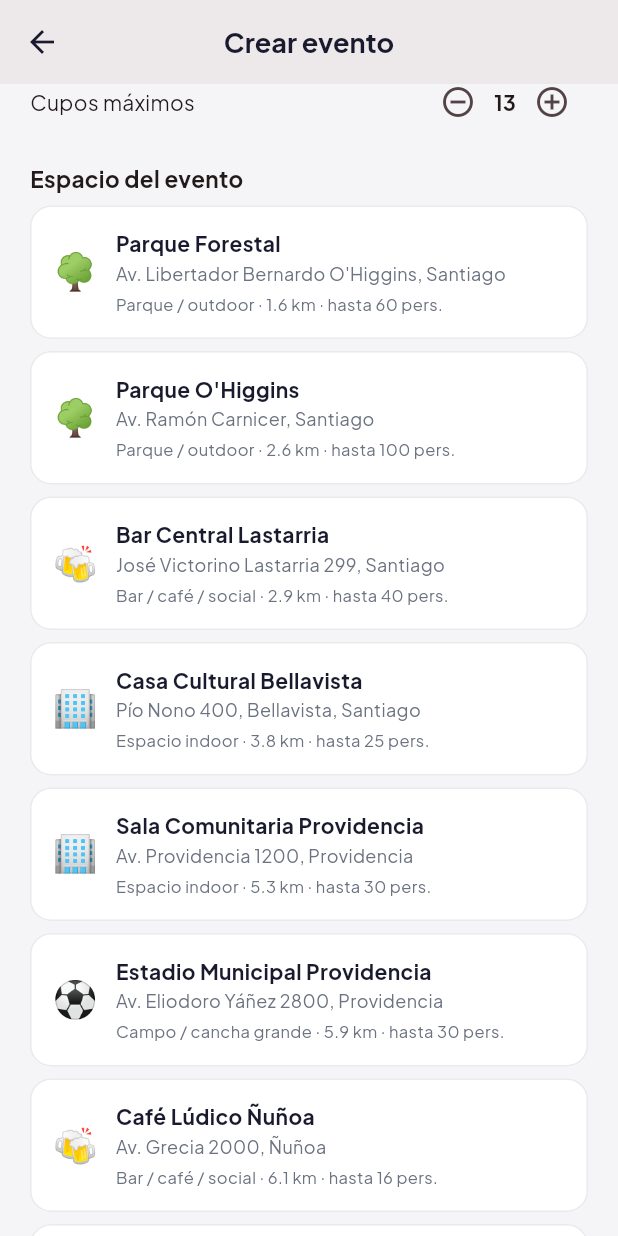
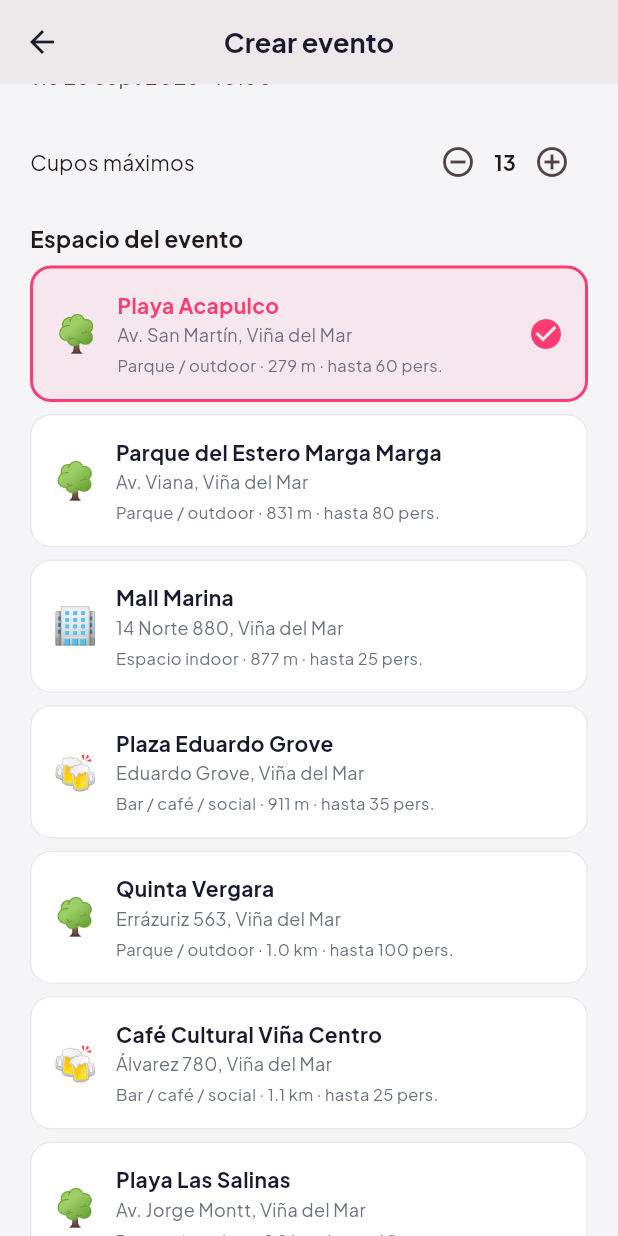
Before and after one commit to White-Burn/HobbyMatch, a Flutter app: the CreateEventScreen screen opened directly, scrolled down 576 dp, after a tap on the "add circle outline" icon, on a phone screen of 412 x 824 dp. Run offline on Flutter 3.47's test engine with Material 3 defaults, Android fonts, the phone set to English and light mode, and no system bars; our stand-ins replace flutter_card_swiper, flutter_map, geolocator, google_fonts, latlong2, qr_flutter; missing offline and left inert: mobile_scanner.

Commit message:
Move default map data to Viña del Mar and improve event creation

```diff
--- a/lib/data/mock_events.dart
+++ b/lib/data/mock_events.dart
@@ -4,12 +4,11 @@ import '../models/hobby_event.dart';
 final mockEvents = <HobbyEvent>[
   HobbyEvent(
     id: '1',
-    title: 'Partido 3x3 en la plaza',
-    description:
-        'Armamos equipos rotativos, nivel intermedio. Trae agua y buena onda. Cancha techada disponible.',
+    title: 'Partido 3x3 en la playa',
+    description: 'Armamos equipos rotativos, nivel intermedio. Trae agua y buena onda.',
     category: EventCategory.basketball,
     dateTime: DateTime.now().add(const Duration(hours: 5)),
-    venueId: 'plaza-nunoa',
+    venueId: 'playa-acapulco',
     maxParticipants: 12,
     currentParticipants: 8,
     organizerName: 'Carlos M.',
@@ -18,11 +17,10 @@ final mockEvents = <HobbyEvent>[
   HobbyEvent(
     id: '2',
     title: 'Fútbol 7 los sábados',
-    description:
-        'Partido amistoso todos los sábados. Buscamos arquero y un par de delanteros. Ambiente relajado.',
+    description: 'Partido amistoso todos los sábados. Buscamos arquero y delanteros.',
     category: EventCategory.football,
     dateTime: DateTime.now().add(const Duration(days: 2, hours: 10)),
-    venueId: 'estadio-providencia',
+    venueId: 'estadio-sausalito',
     maxParticipants: 14,
     currentParticipants: 11,
     organizerName: 'Equipo Los Leones',
@@ -31,11 +29,10 @@ final mockEvents = <HobbyEvent>[
   HobbyEvent(
     id: '3',
     title: 'After office: conoce gente nueva',
-    description:
-        'Juntada casual en un bar con juegos de mesa. Ideal si acabas de llegar a la ciudad o quieres ampliar tu círculo.',
+    description: 'Juntada casual con juegos de mesa para ampliar tu círculo.',
     category: EventCategory.meetup,
     dateTime: DateTime.now().add(const Duration(days: 1, hours: 19)),
-    venueId: 'bar-lastarria',
+    venueId: 'cafe-vina-centro',
     maxParticipants: 20,
     currentParticipants: 14,
     organizerName: 'Ana R.',
@@ -43,12 +40,11 @@ final mockEvents = <HobbyEvent>[
   ),
   HobbyEvent(
     id: '4',
-    title: 'Running grupal al amanecer',
-    description:
-        'Ruta de 8 km por el parque. Ritmo moderado, paradas para estirar. Todos los niveles bienvenidos.',
+    title: 'Running por la costa',
+    description: 'Ruta de 8 km por el borde costero. Todos los niveles bienvenidos.',
     category: EventCategory.running,
     dateTime: DateTime.now().add(const Duration(days: 1, hours: 6)),
-    venueId: 'parque-bicentenario',
+    venueId: 'playa-las-salinas',
     maxParticipants: 25,
     currentParticipants: 18,
     organizerName: 'Runners CL',
@@ -57,11 +53,10 @@ final mockEvents = <HobbyEvent>[
   HobbyEvent(
     id: '5',
     title: 'Torneo FIFA local',
-    description:
-        'Eliminatoria rápida 1v1 y luego equipos. Premio simbólico para el campeón. Trae tu mando si quieres.',
+    description: 'Eliminatoria rápida 1v1 y luego equipos. Trae tu mando si quieres.',
     category: EventCategory.gaming,
     dateTime: DateTime.now().add(const Duration(days: 3, hours: 16)),
-    venueId: 'gamezone-las-condes',
+    venueId: 'mall-marina',
     maxParticipants: 16,
     currentParticipants: 13,
     organizerName: 'Diego P.',
@@ -69,25 +64,23 @@ final mockEvents = <HobbyEvent>[
   ),
   HobbyEvent(
     id: '6',
-    title: 'Yoga en el parque',
-    description:
-        'Sesión al aire libre para principiantes. Lleva tu mat. Instructor certificado, ambiente inclusivo.',
+    title: 'Yoga en la Quinta Vergara',
+    description: 'Sesión al aire libre para principiantes. Lleva tu mat.',
     category: EventCategory.yoga,
     dateTime: DateTime.now().add(const Duration(days: 2, hours: 8)),
-    venueId: 'parque-forestal',
+    venueId: 'quinta-vergara',
     maxParticipants: 30,
     currentParticipants: 22,
     organizerName: 'Valentina S.',
-    tags: ['Principiantes', 'Al aire libre', 'Gratis'],
+    tags: ['Principiantes', 'Aire libre', 'Gratis'],
   ),
   HobbyEvent(
     id: '7',
     title: 'Jam session acústica',
-    description:
-        'Trae tu instrumento o solo ven a escuchar. Compartimos canciones y improvisamos juntos.',
+    description: 'Trae tu instrumento o solo ven a escuchar e improvisar.',
     category: EventCategory.music,
     dateTime: DateTime.now().add(const Duration(days: 4, hours: 20)),
-    venueId: 'casa-cultural-bellavista',
+    venueId: 'cafe-vina-centro',
     maxParticipants: 15,
     currentParticipants: 6,
     organizerName: 'Marco L.',
@@ -96,11 +89,10 @@ final mockEvents = <HobbyEvent>[
   HobbyEvent(
     id: '8',
     title: 'Noche de Catan y más',
-    description:
-        'Variedad de juegos de mesa modernos. Te enseñamos las reglas. Snacks incluidos, BYOB.',
+    description: 'Juegos de mesa modernos, reglas explicadas y snacks incluidos.',
     category: EventCategory.boardGames,
     dateTime: DateTime.now().add(const Duration(days: 5, hours: 19)),
-    venueId: 'cafe-ludico-nunoa',
+    venueId: 'cafe-vina-centro',
     maxParticipants: 12,
     currentParticipants: 9,
     organizerName: 'BoardClub',
--- a/lib/data/predefined_venues.dart
+++ b/lib/data/predefined_venues.dart
@@ -1,125 +1,126 @@
 import '../models/event_venue.dart';
 
+// Venues de ejemplo en Viña del Mar y sectores cercanos.
 const predefinedVenues = <EventVenue>[
   EventVenue(
-    id: 'plaza-nunoa',
-    name: 'Plaza Ñuñoa',
-    address: 'Av. Irarrázaval 5400, Ñuñoa, Santiago',
-    latitude: -33.4569,
-    longitude: -70.5975,
-    type: VenueType.court,
-    amenities: ['Cancha techada', 'Baños', 'Iluminación'],
-    capacity: 24,
+    id: 'playa-acapulco',
+    name: 'Playa Acapulco',
+    address: 'Av. San Martín, Viña del Mar',
+    latitude: -33.0136,
+    longitude: -71.5522,
+    type: VenueType.park,
+    amenities: ['Playa', 'Espacio abierto', 'Acceso público'],
+    capacity: 60,
   ),
   EventVenue(
-    id: 'estadio-providencia',
-    name: 'Estadio Municipal Providencia',
-    address: 'Av. Eliodoro Yáñez 2800, Providencia',
-    latitude: -33.4312,
-    longitude: -70.6095,
+    id: 'quinta-vergara',
+    name: 'Quinta Vergara',
+    address: 'Errázuriz 563, Viña del Mar',
+    latitude: -33.0245,
+    longitude: -71.5518,
+    type: VenueType.park,
+    amenities: ['Áreas verdes', 'Sombra', 'Anfiteatro'],
+    capacity: 100,
+  ),
+  EventVenue(
+    id: 'sporting-club-vina',
+    name: 'Valparaíso Sporting Club',
+    address: 'Los Castaños 404, Viña del Mar',
+    latitude: -33.0159,
+    longitude: -71.5231,
     type: VenueType.field,
-    amenities: ['Césped sintético', 'Vestuarios', 'Estacionamiento'],
+    amenities: ['Canchas', 'Estacionamiento', 'Áreas verdes'],
+    capacity: 80,
+  ),
+  EventVenue(
+    id: 'estadio-sausalito',
+    name: 'Estadio Sausalito',
+    address: 'Av. Padre Hurtado 300, Viña del Mar',
+    latitude: -33.0240,
+    longitude: -71.5090,
+    type: VenueType.field,
+    amenities: ['Cancha', 'Graderías', 'Baños'],
+    capacity: 100,
+  ),
+  EventVenue(
+    id: 'marga-marga',
+    name: 'Parque del Estero Marga Marga',
+    address: 'Av. Viana, Viña del Mar',
+    latitude: -33.0213,
+    longitude: -71.5447,
+    type: VenueType.park,
+    amenities: ['Ciclovía', 'Espacio abierto', 'Acceso público'],
+    capacity: 80,
+  ),
+  EventVenue(
+    id: 'recreo-deportivo',
+    name: 'Complejo Deportivo Recreo',
+    address: 'Av. España, Viña del Mar',
+    latitude: -33.0358,
+    longitude: -71.5690,
+    type: VenueType.court,
+    amenities: ['Canchas', 'Baños', 'Iluminación'],
     capacity: 30,
   ),
   EventVenue(
-    id: 'bar-lastarria',
-    name: 'Bar Central Lastarria',
-    address: 'José Victorino Lastarria 299, Santiago',
-    latitude: -33.4398,
-    longitude: -70.6395,
-    type: VenueType.social,
-    amenities: ['Terraza', 'Juegos de mesa', 'WiFi'],
-    capacity: 40,
-  ),
-  EventVenue(
-    id: 'parque-bicentenario',
-    name: 'Parque Bicentenario',
-    address: 'Av. Bicentenario 3800, Vitacura',
-    latitude: -33.3928,
-    longitude: -70.5727,
+    id: 'jardin-botanico',
+    name: 'Jardín Botánico Nacional',
+    address: 'Camino El Olivar 305, Viña del Mar',
+    latitude: -33.0494,
+    longitude: -71.4545,
     type: VenueType.park,
-    amenities: ['Senderos', 'Baños', 'Zona running'],
-    capacity: 50,
-  ),
-  EventVenue(
-    id: 'gamezone-las-condes',
-    name: 'GameZone Las Condes',
-    address: 'Av. Apoquindo 4500, Las Condes',
-    latitude: -33.4100,
-    longitude: -70.5700,
-    type: VenueType.gaming,
-    amenities: ['PS5', 'PC gaming', 'Torneos'],
-    capacity: 20,
-  ),
-  EventVenue(
-    id: 'parque-forestal',
-    name: 'Parque Forestal',
-    address: 'Av. Libertador Bernardo O\'Higgins, Santiago',
-    latitude: -33.4350,
-    longitude: -70.6650,
-    type: VenueType.park,
-    amenities: ['Pasto', 'Sombra', 'Acceso metro'],
+    amenities: ['Senderos', 'Naturaleza', 'Áreas de picnic'],
     capacity: 60,
   ),
   EventVenue(
-    id: 'casa-cultural-bellavista',
-    name: 'Casa Cultural Bellavista',
-    address: 'Pío Nono 400, Bellavista, Santiago',
-    latitude: -33.4300,
-    longitude: -70.6350,
+    id: 'mall-marina',
+    name: 'Mall Marina',
+    address: '14 Norte 880, Viña del Mar',
+    latitude: -33.0076,
+    longitude: -71.5480,
     type: VenueType.indoor,
-    amenities: ['Escenario', 'Sonido', 'Sala acústica'],
+    amenities: ['Comida', 'Baños', 'Accesibilidad'],
     capacity: 25,
   ),
   EventVenue(
-    id: 'cafe-ludico-nunoa',
-    name: 'Café Lúdico Ñuñoa',
-    address: 'Av. Grecia 2000, Ñuñoa',
-    latitude: -33.4580,
-    longitude: -70.6040,
-    type: VenueType.social,
-    amenities: ['Juegos de mesa', 'Café', 'Salón privado'],
-    capacity: 16,
+    id: 'playa-las-salinas',
+    name: 'Playa Las Salinas',
+    address: 'Av. Jorge Montt, Viña del Mar',
+    latitude: -32.9995,
+    longitude: -71.5586,
+    type: VenueType.park,
+    amenities: ['Playa', 'Espacio abierto', 'Acceso público'],
+    capacity: 60,
   ),
   EventVenue(
-    id: 'multicancha-nunoa',
-    name: 'Multicancha Club Deportivo Ñuñoa',
-    address: 'Av. Grecia 2500, Ñuñoa',
-    latitude: -33.4605,
-    longitude: -70.6010,
-    type: VenueType.court,
-    amenities: ['Baloncesto', 'Vóleibol', 'Arriendo por hora'],
-    capacity: 18,
+    id: 'cafe-vina-centro',
+    name: 'Café Cultural Viña Centro',
+    address: 'Álvarez 780, Viña del Mar',
+    latitude: -33.0248,
+    longitude: -71.5528,
+    type: VenueType.social,
+    amenities: ['Café', 'WiFi', 'Salón privado'],
+    capacity: 25,
   ),
   EventVenue(
-    id: 'gimnasio-municipal',
-    name: 'Gimnasio Municipal Macul',
-    address: 'Av. Macul 3500, Macul',
-    latitude: -33.4920,
-    longitude: -70.5980,
-    type: VenueType.indoor,
-    amenities: ['Cancha multiuso', 'Gradas', 'Baños'],
+    id: 'plaza-forestal',
+    name: 'Plaza Eduardo Grove',
+    address: 'Eduardo Grove, Viña del Mar',
+    latitude: -33.0228,
+    longitude: -71.5539,
+    type: VenueType.social,
+    amenities: ['Bancas', 'Áreas verdes', 'Acceso público'],
     capacity: 35,
   ),
   EventVenue(
-    id: 'parque-ohiggins',
-    name: 'Parque O\'Higgins',
-    address: 'Av. Ramón Carnicer, Santiago',
-    latitude: -33.4720,
-    longitude: -70.6640,
-    type: VenueType.park,
-    amenities: ['Césped amplio', 'Pista', 'Eventos masivos'],
-    capacity: 100,
-  ),
-  EventVenue(
-    id: 'sala-comunitaria-providencia',
-    name: 'Sala Comunitaria Providencia',
-    address: 'Av. Providencia 1200, Providencia',
-    latitude: -33.4280,
-    longitude: -70.6180,
-    type: VenueType.indoor,
-    amenities: ['Proyector', 'Cocina', 'Accesible'],
-    capacity: 30,
+    id: 'club-deportivo-concon',
+    name: 'Club Deportivo Concón',
+    address: 'Av. Concón-Reñaca, Concón',
+    latitude: -32.9315,
+    longitude: -71.5370,
+    type: VenueType.court,
+    amenities: ['Canchas', 'Estacionamiento', 'Vestuarios'],
+    capacity: 40,
   ),
 ];
 
--- a/lib/models/geo_point.dart
+++ b/lib/models/geo_point.dart
@@ -8,8 +8,8 @@ class GeoPoint {
 
   LatLng get latLng => LatLng(latitude, longitude);
 
-  static const santiagoCenter = GeoPoint(
-    latitude: -33.4489,
-    longitude: -70.6693,
+  static const vinaDelMarCenter = GeoPoint(
+    latitude: -33.0153,
+    longitude: -71.5500,
   );
 }
--- a/lib/providers/location_provider.dart
+++ b/lib/providers/location_provider.dart
@@ -18,7 +18,7 @@ class LocationProvider extends ChangeNotifier {
   final LocationService _locationService;
 
   LocationStatus _status = LocationStatus.loading;
-  GeoPoint _position = GeoPoint.santiagoCenter;
+  GeoPoint _position = GeoPoint.vinaDelMarCenter;
   String? _errorMessage;
 
   LocationStatus get status => _status;
@@ -33,9 +33,9 @@ class LocationProvider extends ChangeNotifier {
       case LocationStatus.granted:
         return 'GPS activo';
       case LocationStatus.denied:
-        return 'Sin permiso GPS · usando Santiago';
+        return 'Sin permiso GPS · usando Viña del Mar';
       case LocationStatus.serviceDisabled:
-        return 'GPS desactivado · usando Santiago';
+        return 'GPS desactivado · usando Viña del Mar';
     }
   }
 
@@ -50,7 +50,7 @@ class LocationProvider extends ChangeNotifier {
       final serviceEnabled = await _locationService.isServiceEnabled();
       if (!serviceEnabled) {
         _status = LocationStatus.serviceDisabled;
-        _position = GeoPoint.santiagoCenter;
+        _position = GeoPoint.vinaDelMarCenter;
         notifyListeners();
         return;
       }
@@ -63,7 +63,7 @@ class LocationProvider extends ChangeNotifier {
       if (permission == LocationPermission.denied ||
           permission == LocationPermission.deniedForever) {
         _status = LocationStatus.denied;
-        _position = GeoPoint.santiagoCenter;
+        _position = GeoPoint.vinaDelMarCenter;
         notifyListeners();
         return;
       }
@@ -74,12 +74,12 @@ class LocationProvider extends ChangeNotifier {
         _status = LocationStatus.granted;
       } else {
         _status = LocationStatus.denied;
-        _position = GeoPoint.santiagoCenter;
+        _position = GeoPoint.vinaDelMarCenter;
       }
     } catch (e) {
       _status = LocationStatus.denied;
       _errorMessage = e.toString();
-      _position = GeoPoint.santiagoCenter;
+      _position = GeoPoint.vinaDelMarCenter;
     }
 
     notifyListeners();
--- a/lib/screens/create_event_screen.dart
+++ b/lib/screens/create_event_screen.dart
@@ -12,10 +12,7 @@ import '../widgets/event_map_widget.dart';
 import '../widgets/venue_picker.dart';
 
 class CreateEventScreen extends StatefulWidget {
-  const CreateEventScreen({
-    super.key,
-    this.preselectedVenueId,
-  });
+  const CreateEventScreen({super.key, this.preselectedVenueId});
 
   final String? preselectedVenueId;
 
@@ -33,6 +30,7 @@ class _CreateEventScreenState extends State<CreateEventScreen> {
   String? _selectedVenueId;
   DateTime _dateTime = DateTime.now().add(const Duration(days: 1));
   int _maxParticipants = 12;
+  bool _isSubmitting = false;
 
   @override
   void initState() {
@@ -51,7 +49,7 @@ class _CreateEventScreenState extends State<CreateEventScreen> {
   Future<void> _pickDateTime() async {
     final date = await showDatePicker(
       context: context,
-      initialDate: _dateTime,
+      initialDate: _dateTime.isBefore(DateTime.now()) ? DateTime.now() : _dateTime,
       firstDate: DateTime.now(),
       lastDate: DateTime.now().add(const Duration(days: 365)),
       locale: const Locale('es'),
@@ -70,12 +68,28 @@ class _CreateEventScreenState extends State<CreateEventScreen> {
   }
 
   void _submit() {
-    if (!_formKey.currentState!.validate() || _selectedVenueId == null) return;
+    if (_isSubmitting || !_formKey.currentState!.validate()) return;
 
+    final venue = _selectedVenueId == null ? null : venueById(_selectedVenueId!);
+    if (venue == null) {
+      _showError('Selecciona un espacio para el evento.');
+      return;
+    }
+    if (!_dateTime.isAfter(DateTime.now())) {
+      _showError('La fecha y hora deben ser futuras.');
+      return;
+    }
+    if (_maxParticipants > venue.capacity) {
+      _showError('Este espacio tiene capacidad para ${venue.capacity} personas.');
+      return;
+    }
+
+    setState(() => _isSubmitting = true);
     final tags = _tagsController.text
         .split(',')
-        .map((t) => t.trim())
-        .where((t) => t.isNotEmpty)
+        .map((tag) => tag.trim())
+        .where((tag) => tag.isNotEmpty)
+        .take(8)
         .toList();
 
     final event = context.read<EventsProvider>().createEvent(
@@ -83,18 +97,18 @@ class _CreateEventScreenState extends State<CreateEventScreen> {
           description: _descriptionController.text.trim(),
           category: _category,
           dateTime: _dateTime,
-          venueId: _selectedVenueId!,
+          venueId: venue.id,
           maxParticipants: _maxParticipants,
           tags: tags,
         );
 
-    Navigator.of(context).pop();
+    if (!mounted) return;
+    Navigator.of(context).pop(event);
+  }
+
+  void _showError(String message) {
     ScaffoldMessenger.of(context).showSnackBar(
-      SnackBar(
-        content: Text('Evento "${event.title}" creado'),
-        behavior: SnackBarBehavior.floating,
-        backgroundColor: AppColors.like,
-      ),
+      SnackBar(content: Text(message), behavior: SnackBarBehavior.floating),
     );
   }
 
@@ -102,14 +116,10 @@ class _CreateEventScreenState extends State<CreateEventScreen> {
   Widget build(BuildContext context) {
     final user = context.watch<LocationProvider>().position;
     final events = context.watch<EventsProvider>();
-    final selectedVenue = _selectedVenueId != null
-        ? events.venues.where((v) => v.id == _selectedVenueId).firstOrNull
-        : null;
+    final selectedVenue = _selectedVenueId == null ? null : venueById(_selectedVenueId!);
 
     return Scaffold(
-      appBar: AppBar(
-        title: const Text('Crear evento'),
-      ),
+      appBar: AppBar(title: const Text('Crear evento')),
       body: Form(
         key: _formKey,
         child: ListView(
@@ -117,10 +127,7 @@ class _CreateEventScreenState extends State<CreateEventScreen> {
           children: [
             if (selectedVenue != null)
               EventMapWidget(
-                center: GeoPoint(
-                  latitude: selectedVenue.latitude,
-                  longitude: selectedVenue.longitude,
-                ),
+                center: GeoPoint(latitude: selectedVenue.latitude, longitude: selectedVenue.longitude),
                 userPosition: user,
                 venues: [selectedVenue],
                 selectedVenueId: selectedVenue.id,
@@ -130,56 +137,57 @@ class _CreateEventScreenState extends State<CreateEventScreen> {
             const SizedBox(height: 20),
             TextFormField(
               controller: _titleController,
+              maxLength: 80,
               decoration: const InputDecoration(
                 labelText: 'Título del evento',
                 hintText: 'Ej: Partido 3x3 viernes',
                 border: OutlineInputBorder(),
               ),
-              validator: (v) =>
-                  v == null || v.trim().isEmpty ? 'Ingresa un título' : null,
+              validator: (value) {
+                final text = value?.trim() ?? '';
+                if (text.isEmpty) return 'Ingresa un título';
+                if (text.length < 5) return 'Usa al menos 5 caracteres';
+                return null;
+              },
             ),
             const SizedBox(height: 16),
             TextFormField(
               controller: _descriptionController,
               maxLines: 3,
+              maxLength: 500,
               decoration: const InputDecoration(
                 labelText: 'Descripción',
                 hintText: 'Nivel, qué traer, ambiente...',
                 border: OutlineInputBorder(),
               ),
-              validator: (v) =>
-                  v == null || v.trim().isEmpty ? 'Ingresa una descripción' : null,
+              validator: (value) {
+                final text = value?.trim() ?? '';
+                if (text.isEmpty) return 'Ingresa una descripción';
+                if (text.length < 10) return 'Agrega un poco más de información';
+                return null;
+              },
             ),
             const SizedBox(height: 16),
             DropdownButtonFormField<EventCategory>(
               value: _category,
-              decoration: const InputDecoration(
-                labelText: 'Categoría',
-                border: OutlineInputBorder(),
-              ),
-              items: EventCategory.values
-                  .map(
-                    (c) => DropdownMenuItem(
-                      value: c,
-                      child: Row(
-                        children: [
-                          Icon(c.icon, color: c.color, size: 20),
-                          const SizedBox(width: 8),
-                          Text(c.label),
-                        ],
-                      ),
-                    ),
-                  )
-                  .toList(),
-              onChanged: (v) {
-                if (v != null) setState(() => _category = v);
+              decoration: const InputDecoration(labelText: 'Categoría', border: OutlineInputBorder()),
+              items: EventCategory.values.map((category) => DropdownMenuItem(
+                    value: category,
+                    child: Row(children: [
+                      Icon(category.icon, color: category.color, size: 20),
+                      const SizedBox(width: 8),
+                      Text(category.label),
+                    ]),
+                  )).toList(),
+              onChanged: (value) {
+                if (value != null) setState(() => _category = value);
               },
             ),
             const SizedBox(height: 16),
             ListTile(
               contentPadding: EdgeInsets.zero,
               title: const Text('Fecha y hora'),
-              subtitle: Text(DateFormat("EEE d MMM yyyy · HH:mm", 'es').format(_dateTime)),
+              subtitle: Text(DateFormat('EEE d MMM yyyy · HH:mm', 'es').format(_dateTime)),
               trailing: const Icon(Icons.calendar_today),
               onTap: _pickDateTime,
             ),
@@ -189,14 +197,14 @@ class _CreateEventScreenState extends State<CreateEventScreen> {
                 const Text('Cupos máximos'),
                 const Spacer(),
                 IconButton(
-                  onPressed: _maxParticipants > 2
-                      ? () => setState(() => _maxParticipants--)
-                      : null,
+                  onPressed: _maxParticipants > 2 ? () => setState(() => _maxParticipants--) : null,
                   icon: const Icon(Icons.remove_circle_outline),
                 ),
                 Text('$_maxParticipants', style: const TextStyle(fontWeight: FontWeight.w700)),
                 IconButton(
-                  onPressed: () => setState(() => _maxParticipants++),
+                  onPressed: selectedVenue != null && _maxParticipants < selectedVenue.capacity
+                      ? () => setState(() => _maxParticipants++)
+                      : null,
                   icon: const Icon(Icons.add_circle_outline),
                 ),
               ],
@@ -204,11 +212,17 @@ class _CreateEventScreenState extends State<CreateEventScreen> {
             const SizedBox(height: 16),
             VenuePicker(
               selectedVenueId: _selectedVenueId,
-              onSelected: (venue) => setState(() => _selectedVenueId = venue.id),
+              onSelected: (venue) {
+                setState(() {
+                  _selectedVenueId = venue.id;
+                  if (_maxParticipants > venue.capacity) _maxParticipants = venue.capacity;
+                });
+              },
             ),
             const SizedBox(height: 16),
             TextFormField(
               controller: _tagsController,
+              maxLength: 120,
               decoration: const InputDecoration(
                 labelText: 'Etiquetas (opcional)',
                 hintText: 'Gratis, Principiantes, Semanal',
@@ -217,9 +231,11 @@ class _CreateEventScreenState extends State<CreateEventScreen> {
             ),
             const SizedBox(height: 28),
             FilledButton.icon(
-              onPressed: _submit,
-              icon: const Icon(Icons.check),
-              label: const Text('Publicar evento'),
+              onPressed: _isSubmitting ? null : _submit,
+              icon: _isSubmitting
+                  ? const SizedBox(width: 18, height: 18, child: CircularProgressIndicator(strokeWidth: 2))
+                  : const Icon(Icons.check),
+              label: Text(_isSubmitting ? 'Publicando...' : 'Publicar evento'),
             ),
           ],
         ),
@@ -227,11 +243,3 @@ class _CreateEventScreenState extends State<CreateEventScreen> {
     );
   }
 }
-
-extension _FirstOrNull<T> on Iterable<T> {
-  T? get firstOrNull {
-    final iterator = this.iterator;
-    if (iterator.moveNext()) return iterator.current;
-    return null;
-  }
-}
```
Also changed, not shown: 1 other file.
